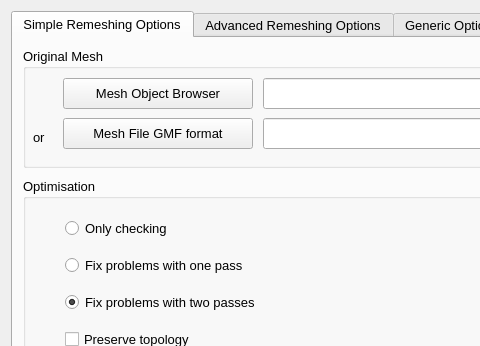
Before: the Qt Designer form src/Tools/MGCleanerPlug/MGCleanerPlugDialog.ui in looooo/salome_smesh, drawn with Qt 5; both pictures show x 0 to 480 and y 0 to 346 of the 800 by 500 pixel window.
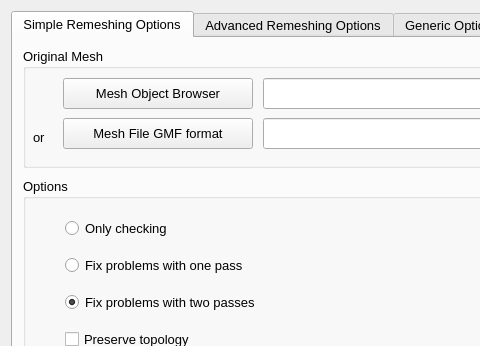
After: the same form once the commit is applied.

What changed in the file:
```diff
--- a/src/Tools/MGCleanerPlug/MGCleanerPlugDialog.ui
+++ b/src/Tools/MGCleanerPlug/MGCleanerPlugDialog.ui
@@ -188,7 +188,7 @@
         </rect>
        </property>
        <property name="title">
-        <string>Optimisation</string>
+        <string>Options</string>
        </property>
 
         <layout class="QHBoxLayout" name="RBLayoutopt">
```
